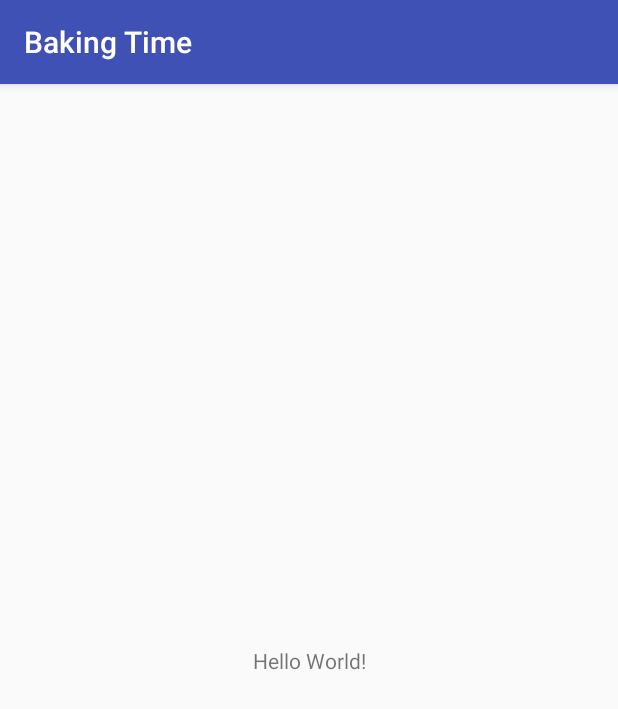
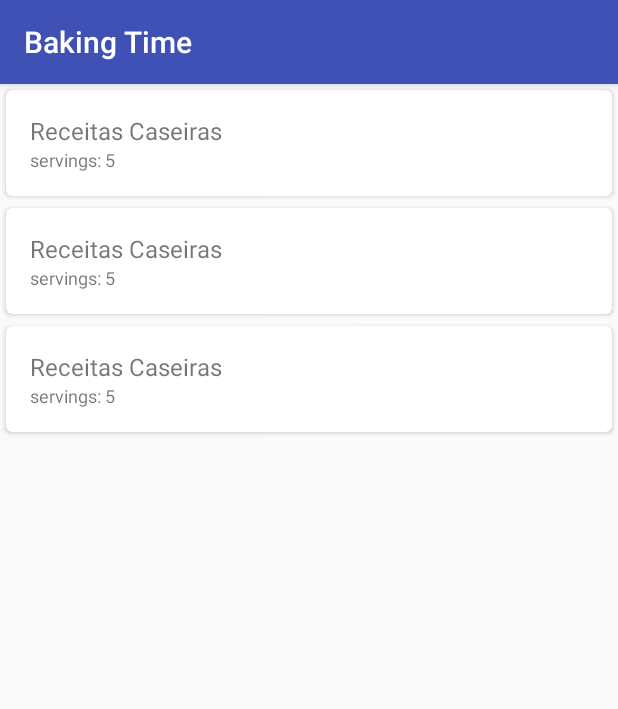
Before and after one commit to fpgaiad/BakingTime, an Android app: the screen it shows after launch (MainActivity), on a phone screen of 412 x 824 dp. Shown: the top 709 px of the screen. Run offline under Robolectric (Android 15) with nearby library versions, the phone set to English and light mode, and no system bars.

Commit message:
Test RecyclerView

```diff
--- a/app/build.gradle
+++ b/app/build.gradle
@@ -19,6 +19,8 @@ android {
 }
 
 dependencies {
+    implementation 'com.android.support:recyclerview-v7:27.1.1'
+    implementation 'com.android.support:cardview-v7:27.1.1'
     implementation fileTree(dir: 'libs', include: ['*.jar'])
     implementation 'com.android.support:appcompat-v7:27.1.1'
     implementation 'com.android.support.constraint:constraint-layout:1.1.0'
--- a/app/src/main/AndroidManifest.xml
+++ b/app/src/main/AndroidManifest.xml
@@ -9,7 +9,7 @@
         android:roundIcon="@mipmap/ic_launcher_round"
         android:supportsRtl="true"
         android:theme="@style/AppTheme">
-        <activity android:name=".MainActivity">
+        <activity android:name=".ui.MainActivity">
             <intent-filter>
                 <action android:name="android.intent.action.MAIN" />
 
--- a/app/src/main/java/br/com/fpgaiad/bakingtime/MainActivity.java
+++ /dev/null
@@ -1,13 +0,0 @@
-package br.com.fpgaiad.bakingtime;
-
-import android.support.v7.app.AppCompatActivity;
-import android.os.Bundle;
-
-public class MainActivity extends AppCompatActivity {
-
-    @Override
-    protected void onCreate(Bundle savedInstanceState) {
-        super.onCreate(savedInstanceState);
-        setContentView(R.layout.activity_main);
-    }
-}
--- /dev/null
+++ b/app/src/main/java/br/com/fpgaiad/bakingtime/RecipesListAdapter.java
@@ -0,0 +1,48 @@
+package br.com.fpgaiad.bakingtime;
+
+import android.content.Context;
+import android.support.annotation.NonNull;
+import android.support.v7.widget.RecyclerView;
+import android.view.LayoutInflater;
+import android.view.View;
+import android.view.ViewGroup;
+import android.widget.TextView;
+
+public class RecipesListAdapter extends RecyclerView.Adapter<RecipesListAdapter.RecipesListViewHolder>{
+
+    private Context context;
+
+    public RecipesListAdapter(Context context) {
+        this.context = context;
+    }
+
+    @NonNull
+    @Override
+    public RecipesListViewHolder onCreateViewHolder(@NonNull ViewGroup parent, int viewType) {
+        View view = LayoutInflater.from(context).inflate(R.layout.recipes_list_item, parent, false);
+        return new RecipesListViewHolder(view);
+    }
+
+    @Override
+    public void onBindViewHolder(@NonNull RecipesListViewHolder holder, int position) {
+        holder.tvRecipeName.setText("Receitas Caseiras");
+        holder.tvRecipeServings.setText("servings: 5");
+    }
+
+    @Override
+    public int getItemCount() {
+        return 3;
+    }
+
+    class RecipesListViewHolder extends RecyclerView.ViewHolder {
+
+        TextView tvRecipeName;
+        TextView tvRecipeServings;
+
+        public RecipesListViewHolder(View itemView) {
+            super(itemView);
+            tvRecipeName = itemView.findViewById(R.id.tv_recipe_name);
+            tvRecipeServings = itemView.findViewById(R.id.tv_recipe_servings);
+        }
+    }
+}
--- /dev/null
+++ b/app/src/main/java/br/com/fpgaiad/bakingtime/ui/MainActivity.java
@@ -0,0 +1,22 @@
+package br.com.fpgaiad.bakingtime.ui;
+
+import android.support.v7.app.AppCompatActivity;
+import android.os.Bundle;
+import android.support.v7.widget.LinearLayoutManager;
+import android.support.v7.widget.RecyclerView;
+
+import br.com.fpgaiad.bakingtime.R;
+import br.com.fpgaiad.bakingtime.RecipesListAdapter;
+
+public class MainActivity extends AppCompatActivity {
+
+    @Override
+    protected void onCreate(Bundle savedInstanceState) {
+        super.onCreate(savedInstanceState);
+        setContentView(R.layout.activity_main);
+
+        RecyclerView mainRecyclerView = findViewById(R.id.main_recycler_view);
+        mainRecyclerView.setLayoutManager(new LinearLayoutManager(this));
+        mainRecyclerView.setAdapter(new RecipesListAdapter(this));
+    }
+}
--- a/app/src/main/res/layout/activity_main.xml
+++ b/app/src/main/res/layout/activity_main.xml
@@ -1,18 +1,14 @@
 <?xml version="1.0" encoding="utf-8"?>
-<android.support.constraint.ConstraintLayout xmlns:android="http://schemas.android.com/apk/res/android"
-    xmlns:app="http://schemas.android.com/apk/res-auto"
+<LinearLayout xmlns:android="http://schemas.android.com/apk/res/android"
     xmlns:tools="http://schemas.android.com/tools"
     android:layout_width="match_parent"
     android:layout_height="match_parent"
-    tools:context=".MainActivity">
+    android:orientation="vertical"
+    tools:context=".ui.MainActivity">
 
-    <TextView
-        android:layout_width="wrap_content"
-        android:layout_height="wrap_content"
-        android:text="Hello World!"
-        app:layout_constraintBottom_toBottomOf="parent"
-        app:layout_constraintLeft_toLeftOf="parent"
-        app:layout_constraintRight_toRightOf="parent"
-        app:layout_constraintTop_toTopOf="parent" />
+    <android.support.v7.widget.RecyclerView
+        android:id="@+id/main_recycler_view"
+        android:layout_width="match_parent"
+        android:layout_height="match_parent"/>
 
-</android.support.constraint.ConstraintLayout>
+</LinearLayout>
--- /dev/null
+++ b/app/src/main/res/layout/recipes_list_item.xml
@@ -0,0 +1,41 @@
+<?xml version="1.0" encoding="utf-8"?>
+<LinearLayout xmlns:android="http://schemas.android.com/apk/res/android"
+    xmlns:app="http://schemas.android.com/apk/res-auto"
+    xmlns:tools="http://schemas.android.com/tools"
+    android:layout_width="match_parent"
+    android:layout_height="wrap_content">
+
+    <android.support.v7.widget.CardView
+        android:id="@+id/main_card_view"
+        android:layout_width="match_parent"
+        android:layout_height="wrap_content"
+        android:layout_margin="4dp"
+        app:cardCornerRadius="4dp">
+
+        <LinearLayout
+            android:layout_width="match_parent"
+            android:layout_height="wrap_content"
+            android:layout_margin="16dp"
+            android:orientation="vertical">
+
+            <TextView
+                android:id="@+id/tv_recipe_name"
+                android:layout_width="match_parent"
+                android:layout_height="wrap_content"
+                android:textSize="16sp"
+                tools:text="Recipe Name" />
+
+            <TextView
+                android:id="@+id/tv_recipe_servings"
+                android:layout_width="match_parent"
+                android:layout_height="wrap_content"
+                android:textSize="12sp"
+                tools:text="servings: 8" />
+
+        </LinearLayout>
+
+
+    </android.support.v7.widget.CardView>
+
+
+</LinearLayout>
```
